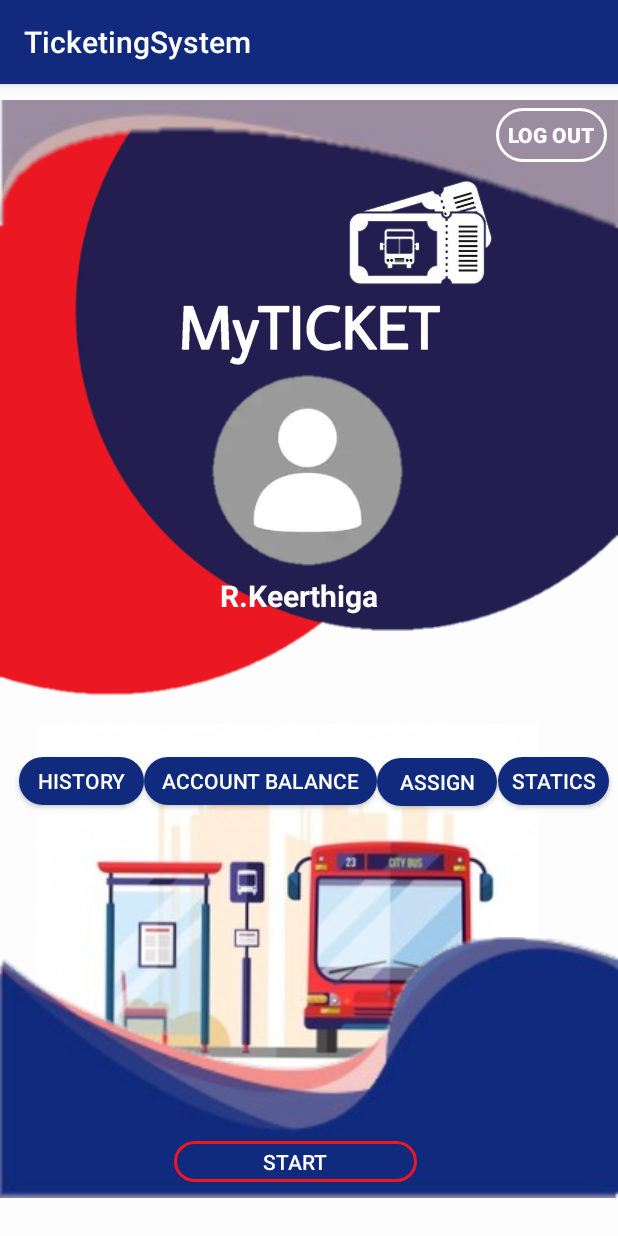
After one commit to CSSETicketingSystem/csse, an Android app: the Homepage screen opened directly, with no data from a screen before it, on a phone screen of 412 x 824 dp. The commit adds this screen. Run offline under Robolectric (Android 15) with nearby library versions, the phone set to English and light mode, and no system bars.

Commit message:
Rosy's first commit

```diff
--- a/app/src/main/AndroidManifest.xml
+++ b/app/src/main/AndroidManifest.xml
@@ -14,8 +14,9 @@
         <activity android:name=".AssignIspector" />
         <activity android:name=".AssignBus" />
         <activity android:name=".LauncherActivity" />
-        <activity android:name=".LoginActivity" />
-        <activity android:name=".RechargeActivity">
+        <activity android:name=".RechargeActivity" />
+        <activity android:name=".Homepage" />
+        <activity android:name=".LoginActivity">
             <intent-filter>
                 <action android:name="android.intent.action.MAIN" />
 
--- /dev/null
+++ b/app/src/main/java/com/example/ticketingsystem/Homepage.java
@@ -0,0 +1,65 @@
+package com.example.ticketingsystem;
+
+import android.content.Intent;
+import android.os.Bundle;
+import android.view.View;
+import android.widget.Button;
+import android.widget.EditText;
+import android.widget.Toast;
+
+import androidx.appcompat.app.AppCompatActivity;
+
+public class Homepage extends AppCompatActivity {
+
+    Button logout , history , account , statics , assign ;
+
+
+
+    @Override
+    protected void onCreate(Bundle savedInstanceState) {
+        super.onCreate(savedInstanceState);
+        setContentView(R.layout.activity_homepage);
+
+        logout=findViewById(R.id.logoutbtn);
+        logout.setOnClickListener(new View.OnClickListener() {
+            @Override
+            public void onClick(View v) {
+                Intent intent = new Intent(Homepage.this, LoginActivity.class);
+                startActivity(intent);
+            }
+        });
+
+        account=findViewById(R.id.accountbtn);
+        account.setOnClickListener(new View.OnClickListener() {
+            @Override
+            public void onClick(View v) {
+                Intent intent = new Intent(Homepage.this, AccountBalanceActivity.class);
+                startActivity(intent);
+            }
+        });
+
+
+        assign=findViewById(R.id.assignbtn);
+        assign.setOnClickListener(new View.OnClickListener() {
+            @Override
+            public void onClick(View v) {
+                Intent intent = new Intent(Homepage.this, AssignDriver.class);
+                startActivity(intent);
+            }
+        });
+
+
+        statics=findViewById(R.id.staticsbtn);
+        statics.setOnClickListener(new View.OnClickListener() {
+            @Override
+            public void onClick(View v) {
+                Intent intent = new Intent(Homepage.this, Statics.class);
+                startActivity(intent);
+            }
+        });
+
+
+
+    }
+
+}
--- a/app/src/main/java/com/example/ticketingsystem/LoginActivity.java
+++ b/app/src/main/java/com/example/ticketingsystem/LoginActivity.java
@@ -13,6 +13,8 @@ public class LoginActivity extends AppCompatActivity {
     TextView txtsignup;
     EditText txtname,txtpassword;
     Button button;
+
+    Button log ;
 
     @Override
     protected void onCreate(Bundle savedInstanceState) {
@@ -47,5 +49,21 @@ public class LoginActivity extends AppCompatActivity {
 
             }
         });
+
+        log=findViewById(R.id.button);
+        log.setOnClickListener(new View.OnClickListener() {
+            @Override
+            public void onClick(View v) {
+                openLogin();
+            }
+        });
+
+
     }
+
+    public void openLogin(){
+        Intent intent = new Intent(LoginActivity.this, Homepage.class);
+        startActivity(intent);
+    }
+
 }
--- /dev/null
+++ b/app/src/main/res/drawable/btncover.xml
@@ -0,0 +1,15 @@
+<?xml version="1.0" encoding="utf-8"?>
+<shape xmlns:android="http://schemas.android.com/apk/res/android"
+    android:shape="rectangle">
+
+    <corners
+        android:topLeftRadius="20dp"
+        android:topRightRadius="20dp"
+        android:bottomRightRadius="20dp"
+        android:bottomLeftRadius="20dp" />
+    <stroke
+        android:color="#FFFF"
+        android:width="2dp"/>
+
+
+</shape>
--- /dev/null
+++ b/app/src/main/res/drawable/homebackground.xml
@@ -0,0 +1,6 @@
+<?xml version="1.0" encoding="utf-8"?>
+<shape xmlns:android="http://schemas.android.com/apk/res/android">
+
+    <solid android:color="#fdfdfd"></solid>
+
+</shape>
--- /dev/null
+++ b/app/src/main/res/drawable/loginbtn.xml
@@ -0,0 +1,15 @@
+<?xml version="1.0" encoding="utf-8"?>
+<shape xmlns:android="http://schemas.android.com/apk/res/android"
+    android:shape="rectangle">
+
+    <corners
+        android:topLeftRadius="20dp"
+        android:topRightRadius="20dp"
+        android:bottomRightRadius="20dp"
+        android:bottomLeftRadius="20dp" />
+    <solid
+        android:color="#102a7e"
+        />
+
+
+</shape>
--- /dev/null
+++ b/app/src/main/res/drawable/start.xml
@@ -0,0 +1,15 @@
+<?xml version="1.0" encoding="utf-8"?>
+<shape xmlns:android="http://schemas.android.com/apk/res/android"
+    android:shape="rectangle">
+
+    <corners
+        android:topLeftRadius="20dp"
+        android:topRightRadius="20dp"
+        android:bottomRightRadius="20dp"
+        android:bottomLeftRadius="20dp" />
+    <stroke
+        android:color="#EB1723"
+        android:width="2dp"/>
+
+
+</shape>
--- /dev/null
+++ b/app/src/main/res/layout/activity_homepage.xml
@@ -0,0 +1,200 @@
+<?xml version="1.0" encoding="utf-8"?>
+<androidx.constraintlayout.widget.ConstraintLayout xmlns:android="http://schemas.android.com/apk/res/android"
+    xmlns:app="http://schemas.android.com/apk/res-auto"
+    xmlns:tools="http://schemas.android.com/tools"
+    android:layout_width="match_parent"
+    android:layout_height="match_parent"
+    android:background="@drawable/homebackground"
+    tools:context=".Homepage">
+
+
+    <ImageView
+        android:id="@+id/imageView6"
+        android:layout_width="match_parent"
+        android:layout_height="442dp"
+        android:layout_marginBottom="12dp"
+        app:layout_constraintBottom_toTopOf="@+id/historybtn"
+        app:layout_constraintEnd_toEndOf="parent"
+        app:layout_constraintHorizontal_bias="0.0"
+        app:layout_constraintStart_toStartOf="parent"
+        app:layout_constraintTop_toTopOf="parent"
+        app:layout_constraintVertical_bias="1.0"
+        app:srcCompat="@drawable/rounds" />
+
+    <ImageView
+        android:id="@+id/imageView10"
+        android:layout_width="wrap_content"
+        android:layout_height="295dp"
+        app:layout_constraintBottom_toBottomOf="parent"
+        app:layout_constraintEnd_toEndOf="parent"
+        app:layout_constraintHorizontal_bias="0.304"
+        app:layout_constraintStart_toStartOf="parent"
+        app:layout_constraintTop_toTopOf="parent"
+        app:layout_constraintVertical_bias="0.859"
+        app:srcCompat="@drawable/busimagecopy" />
+
+    <ImageView
+        android:id="@+id/imageView3"
+        android:layout_width="201dp"
+        android:layout_height="163dp"
+        app:layout_constraintBottom_toBottomOf="parent"
+        app:layout_constraintEnd_toEndOf="parent"
+        app:layout_constraintStart_toStartOf="parent"
+        app:layout_constraintTop_toTopOf="parent"
+        app:layout_constraintVertical_bias="0.13"
+        app:srcCompat="@drawable/myticket" />
+
+    <ImageView
+        android:id="@+id/imageView4"
+        android:layout_width="154dp"
+        android:layout_height="163dp"
+        app:layout_constraintBottom_toBottomOf="parent"
+        app:layout_constraintEnd_toEndOf="parent"
+        app:layout_constraintHorizontal_bias="0.789"
+        app:layout_constraintStart_toStartOf="parent"
+        app:layout_constraintTop_toTopOf="parent"
+        app:layout_constraintVertical_bias="0.029"
+        app:srcCompat="@drawable/busticket" />
+
+    <ImageView
+        android:id="@+id/imageView2"
+        android:layout_width="match_parent"
+        android:layout_height="220dp"
+        android:layout_marginBottom="28dp"
+        app:layout_constraintBottom_toTopOf="@+id/imageView7"
+        app:layout_constraintEnd_toEndOf="parent"
+        app:layout_constraintHorizontal_bias="0.0"
+        app:layout_constraintStart_toStartOf="parent"
+        app:layout_constraintTop_toTopOf="parent"
+        app:layout_constraintVertical_bias="0.814"
+        app:srcCompat="@drawable/croptop" />
+
+    <ImageView
+        android:id="@+id/imageView5"
+        android:layout_width="match_parent"
+        android:layout_height="311dp"
+        android:layout_marginTop="500dp"
+        app:layout_constraintBottom_toBottomOf="parent"
+        app:layout_constraintEnd_toEndOf="parent"
+        app:layout_constraintHorizontal_bias="0.0"
+        app:layout_constraintStart_toStartOf="parent"
+        app:layout_constraintTop_toTopOf="parent"
+        app:layout_constraintVertical_bias="0.0"
+        app:srcCompat="@drawable/cropbottom" />
+
+    <ImageView
+        android:id="@+id/imageView7"
+        android:layout_width="178dp"
+        android:layout_height="171dp"
+        app:layout_constraintBottom_toBottomOf="parent"
+        app:layout_constraintEnd_toEndOf="parent"
+        app:layout_constraintHorizontal_bias="0.497"
+        app:layout_constraintStart_toStartOf="parent"
+        app:layout_constraintTop_toTopOf="parent"
+        app:layout_constraintVertical_bias="0.298"
+        app:srcCompat="@drawable/profilepic" />
+
+    <TextView
+        android:id="@+id/textView2"
+        android:layout_width="118dp"
+        android:layout_height="34dp"
+        android:text="R.Keerthiga"
+        android:textColor="#ffffff"
+        android:textSize="20dp"
+        android:textStyle="bold"
+        app:layout_constraintBottom_toBottomOf="parent"
+        app:layout_constraintEnd_toEndOf="parent"
+        app:layout_constraintHorizontal_bias="0.498"
+        app:layout_constraintStart_toStartOf="parent"
+        app:layout_constraintTop_toTopOf="parent"
+        app:layout_constraintVertical_bias="0.446" />
+
+    <Button
+        android:id="@+id/accountbtn"
+        android:layout_width="155dp"
+        android:layout_height="32dp"
+        android:background="@drawable/loginbtn"
+        android:text="ACCOUNT BALANCE"
+        android:textColor="#FFFFFF"
+        app:layout_constraintBottom_toBottomOf="parent"
+        app:layout_constraintEnd_toEndOf="parent"
+        app:layout_constraintHorizontal_bias="0.375"
+        app:layout_constraintStart_toStartOf="parent"
+        app:layout_constraintTop_toTopOf="parent"
+        app:layout_constraintVertical_bias="0.61" />
+
+    <Button
+        android:id="@+id/historybtn"
+        android:layout_width="83dp"
+        android:layout_height="32dp"
+        android:background="@drawable/loginbtn"
+        android:text="HISTORY"
+        android:textColor="#FFFFFF"
+        app:layout_constraintBottom_toBottomOf="parent"
+        app:layout_constraintEnd_toEndOf="parent"
+        app:layout_constraintHorizontal_bias="0.039"
+        app:layout_constraintStart_toStartOf="parent"
+        app:layout_constraintTop_toTopOf="parent"
+        app:layout_constraintVertical_bias="0.61" />
+
+    <Button
+        android:id="@+id/startbtn"
+        android:layout_width="162dp"
+        android:layout_height="27dp"
+        android:background="@drawable/start"
+        android:text="Start"
+        android:textColor="#FFFFFF"
+        app:layout_constraintBottom_toBottomOf="parent"
+        app:layout_constraintEnd_toEndOf="parent"
+        app:layout_constraintHorizontal_bias="0.465"
+        app:layout_constraintStart_toStartOf="parent"
+        app:layout_constraintTop_toBottomOf="@+id/textView2"
+        app:layout_constraintVertical_bias="0.905" />
+
+    <Button
+        android:id="@+id/assignbtn"
+        android:layout_width="80dp"
+        android:layout_height="32dp"
+        android:layout_marginTop="15dp"
+        android:background="@drawable/loginbtn"
+        android:text="ASSIGN"
+        android:textColor="#FFFFFF"
+        app:layout_constraintBottom_toBottomOf="parent"
+        app:layout_constraintEnd_toEndOf="parent"
+        app:layout_constraintHorizontal_bias="0.758"
+        app:layout_constraintStart_toStartOf="parent"
+        app:layout_constraintTop_toTopOf="parent"
+        app:layout_constraintVertical_bias="0.602" />
+
+    <Button
+        android:id="@+id/logoutbtn"
+        android:layout_width="74dp"
+        android:layout_height="36dp"
+        android:layout_marginTop="16dp"
+        android:background="@drawable/btncover"
+        android:text="log out"
+        android:textColor="#FFFFFF"
+        android:textStyle="bold"
+        app:layout_constraintBottom_toBottomOf="@+id/imageView2"
+        app:layout_constraintEnd_toEndOf="parent"
+        app:layout_constraintHorizontal_bias="0.979"
+        app:layout_constraintStart_toStartOf="parent"
+        app:layout_constraintTop_toTopOf="parent"
+        app:layout_constraintVertical_bias="0.0" />
+
+    <Button
+        android:id="@+id/staticsbtn"
+        android:layout_width="74dp"
+        android:layout_height="32dp"
+        android:background="@drawable/loginbtn"
+        android:text="STATICS"
+        android:textColor="#FFFFFF"
+        app:layout_constraintBottom_toBottomOf="parent"
+        app:layout_constraintEnd_toEndOf="parent"
+        app:layout_constraintHorizontal_bias="0.982"
+        app:layout_constraintStart_toStartOf="parent"
+        app:layout_constraintTop_toTopOf="parent"
+        app:layout_constraintVertical_bias="0.61" />
+
+
+</androidx.constraintlayout.widget.ConstraintLayout>
```
Also changed, not shown: app/src/main/res/drawable/busimagecopy.jpg (added), app/src/main/res/drawable/busticket.png (added), app/src/main/res/drawable/cropbottom.png (added), app/src/main/res/drawable/croptop.png (added), app/src/main/res/drawable/myticket.png (added), app/src/main/res/drawable/profilepic.png (added), app/src/main/res/drawable/rounds.png (added).
